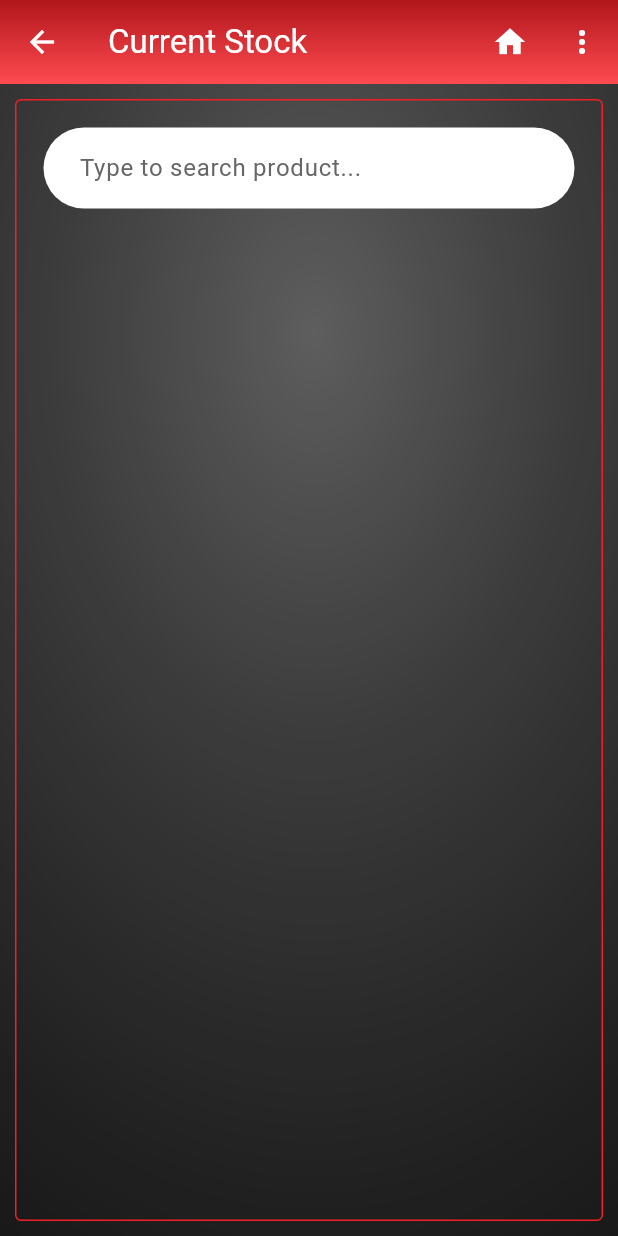
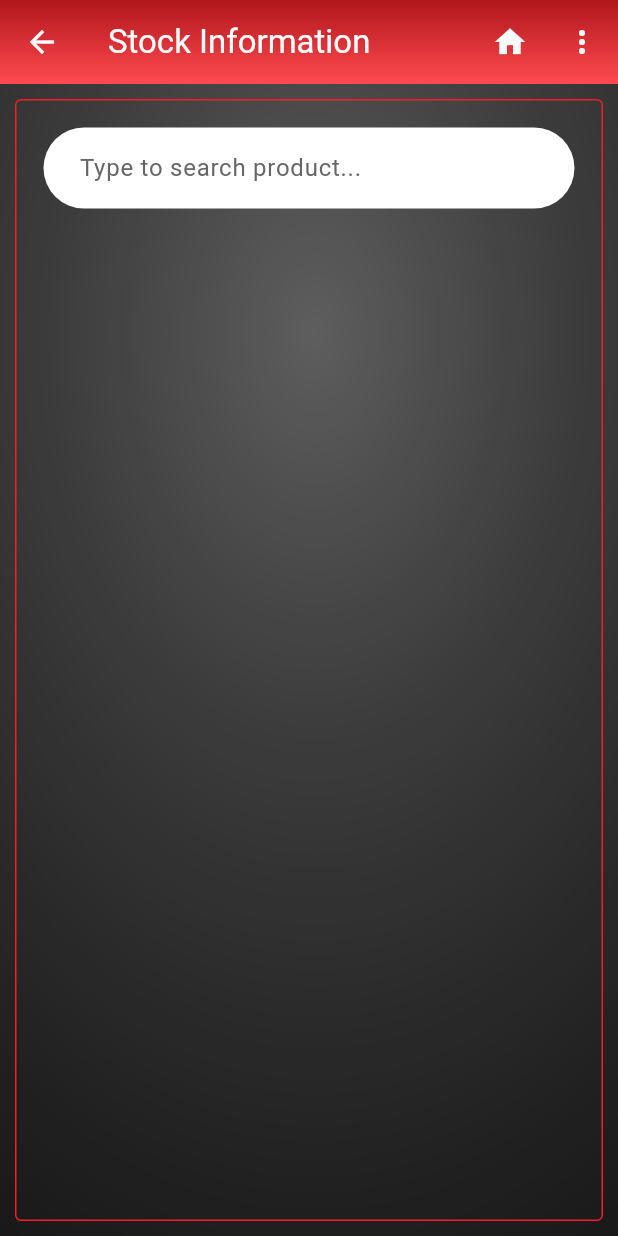
Before and after one commit to tcgmain/sdm-mobile-v2, a Flutter app: the StockView screen opened directly with empty values, after a tap on the "home" icon, on a phone screen of 412 x 824 dp. Run offline on Flutter 3.47's test engine with Material 3 defaults, Android fonts, the phone set to English and light mode, and no system bars; our stand-ins replace device_info_plus, flutter_map, geolocator, google_nav_bar, latlong2, loading_animation_widget and 3 more; missing offline and left inert: clipboard, dart:ffi, flutter_date_pickers, flutter_windowmanager; accounts and stored records are empty; network calls fail.

Commit message:
view stock done

```diff
--- a/lib/utils/constants.dart
+++ b/lib/utils/constants.dart
@@ -58,6 +58,10 @@ class CustomColors {
   static const Color cardBackgroundColor1 = Color(0xff3b3b3b);
   static const Color cardBackgroundColor2 = Color(0xff3b3b3b);
   static const Color cardTextUnderlined = Color(0xff3b3b3b);
+
+  static const Color tableBackgroundColor1 = Color(0xFFB2B0B0);
+  static const Color tableBackgroundColor2 = Color(0xFFFFFFFF);
+  static const Color tableTextColor = Color(0xff3b3b3b);
 }
 
 getFontSize() {
--- a/lib/view/home_organization_view.dart
+++ b/lib/view/home_organization_view.dart
@@ -83,16 +83,11 @@ class _HomeOrganizationViewState extends State<HomeOrganizationView> {
       organizationDistance: widget.organizationDistance,
       organizationMail: widget.organizationMail,
     ),
-    //const SalesOrderView(),
-    // ManageStockView(
-    //   routeNummer: '',
-    //   userNummer: widget.userNummer,
-    //   username: widget.username,
-    //   organizationId: widget.organizationId,
-    //   organizationNummer: widget.organizationNummer,
-    //   visitNummer: "",
-    // ),
-    StockView(userNummer: widget.userNummer, organizationNummer: widget.organizationNummer,),
+
+    StockView(userNummer: widget.userNummer,
+    organizationNummer: widget.organizationNummer,
+    organizationName: widget.organizationName,
+    ),
     SubOrganizationView(
         userNummer: widget.userNummer,
         username: widget.username,
--- a/lib/view/organization_view.dart
+++ b/lib/view/organization_view.dart
@@ -69,7 +69,7 @@ class _OrganizationViewState extends State<OrganizationView> {
         },
         backgroundColor: CustomColors.buttonColor,
         child: const Icon(
-          Icons.refresh,
+          Icons.add,
           color: CustomColors.buttonTextColor,
         ),
       ),
--- a/lib/view/stock_view.dart
+++ b/lib/view/stock_view.dart
@@ -13,11 +13,13 @@ import 'package:syncfusion_flutter_datagrid/datagrid.dart';
 class StockView extends StatefulWidget {
   final String userNummer;
   final String organizationNummer;
+  final String organizationName;
 
   const StockView({
     Key? key,
     required this.userNummer,
     required this.organizationNummer,
+    required this.organizationName,
   }) : super(key: key);
 
   @override
@@ -59,7 +61,7 @@ class _StockViewState extends State<StockView> {
   Widget build(BuildContext context) {
     return Scaffold(
       appBar: CommonAppBar(
-        title: 'Current Stock',
+        title: 'Stock Information',
         onBackButtonPressed: () {
           Navigator.pop(context);
         },
@@ -103,11 +105,22 @@ class _StockViewState extends State<StockView> {
                               ),
                             );
                           } else {
-                            return Container(
+                            return Column(
+                              crossAxisAlignment: CrossAxisAlignment.start,
+                              mainAxisAlignment: MainAxisAlignment.start,
+                              children: [
+                                Text(
+                                  'Total products of ${widget.organizationName}: ${_allProducts?.length}',
+                                  style:
+                                      TextStyle(fontSize: getFontSizeSmall(), color: CustomColors.textColor),
+                                ),
+                                SizedBox(height: 5,),
+                                Expanded(
+                                  child: Container(
                                     clipBehavior: Clip.antiAlias,
                                     decoration: BoxDecoration(
                                       gradient: const LinearGradient(
-                                  colors: [Color(0xFFB2B0B0), Colors.white],
+                                        colors: [CustomColors.tableBackgroundColor1, CustomColors.tableBackgroundColor2],
                                         begin: Alignment.topCenter,
                                         end: Alignment.bottomCenter,
                                       ),
@@ -146,6 +159,9 @@ class _StockViewState extends State<StockView> {
                                                     style: TextStyle(fontSize: getFontSize())))),
                                       ],
                                     ),
+                                  ),
+                                ),
+                              ],
                             );
                           }
                         case Status.ERROR:
```
Lines whose indentation alone changed are shown as unchanged.
